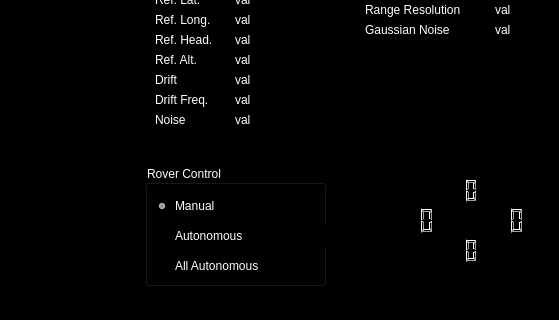
Old version of the form src/rover_gui_plugin.ui in the repository BCLab-UNM/SwarmathonIV-Cabrillo-Public; both pictures show x 465 to 1024 and y 405 to 725 of the 1024 by 725 pixel window.
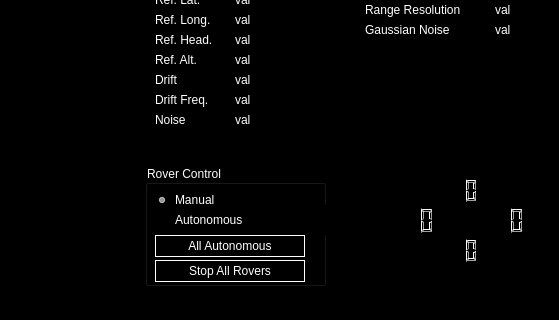
New version of the form. Icons and pictures are not drawn. Custom widgets are drawn as their Qt base class.

```diff
--- a/src/rover_gui_plugin.ui
+++ b/src/rover_gui_plugin.ui
@@ -1876,9 +1876,9 @@
      <property name="geometry">
       <rect>
        <x>10</x>
-       <y>60</y>
+       <y>40</y>
        <width>171</width>
-       <height>22</height>
+       <height>30</height>
       </rect>
      </property>
      <property name="styleSheet">
@@ -1898,9 +1898,9 @@
      <property name="geometry">
       <rect>
        <x>10</x>
-       <y>30</y>
+       <y>25</y>
        <width>117</width>
-       <height>22</height>
+       <height>20</height>
       </rect>
      </property>
      <property name="styleSheet">
@@ -1916,20 +1916,45 @@
       <string notr="true">rover_control_button_group</string>
      </attribute>
     </widget>
-    <widget class="QRadioButton" name="all_autonomous_control_radio_button">
+    <widget class="QPushButton" name="all_stop_button">
      <property name="enabled">
-      <bool>false</bool>
+      <bool>true</bool>
      </property>
      <property name="geometry">
       <rect>
        <x>10</x>
-       <y>90</y>
-       <width>151</width>
+       <y>95</y>
+       <width>150</width>
        <height>22</height>
       </rect>
      </property>
      <property name="styleSheet">
-      <string notr="true">color: rgb(255, 255, 255);</string>
+      <string notr="true">color: rgb(255, 255, 255);
+border-color: rgb(255, 255, 255);
+border: 1px solid white; 
+</string>
+     </property>
+     <property name="text">
+      <string>Stop All Rovers</string>
+     </property>
+    </widget>
+    <widget class="QPushButton" name="all_autonomous_button">
+     <property name="enabled">
+      <bool>true</bool>
+     </property>
+     <property name="geometry">
+      <rect>
+       <x>10</x>
+       <y>70</y>
+       <width>150</width>
+       <height>22</height>
+      </rect>
+     </property>
+     <property name="styleSheet">
+      <string notr="true">color: rgb(255, 255, 255);
+border-color: rgb(255, 255, 255);
+border: 1px solid white; 
+</string>
      </property>
      <property name="text">
       <string>All Autonomous</string>
```
Left out of the diff: 3 changed lines with no effect on the pictures.
